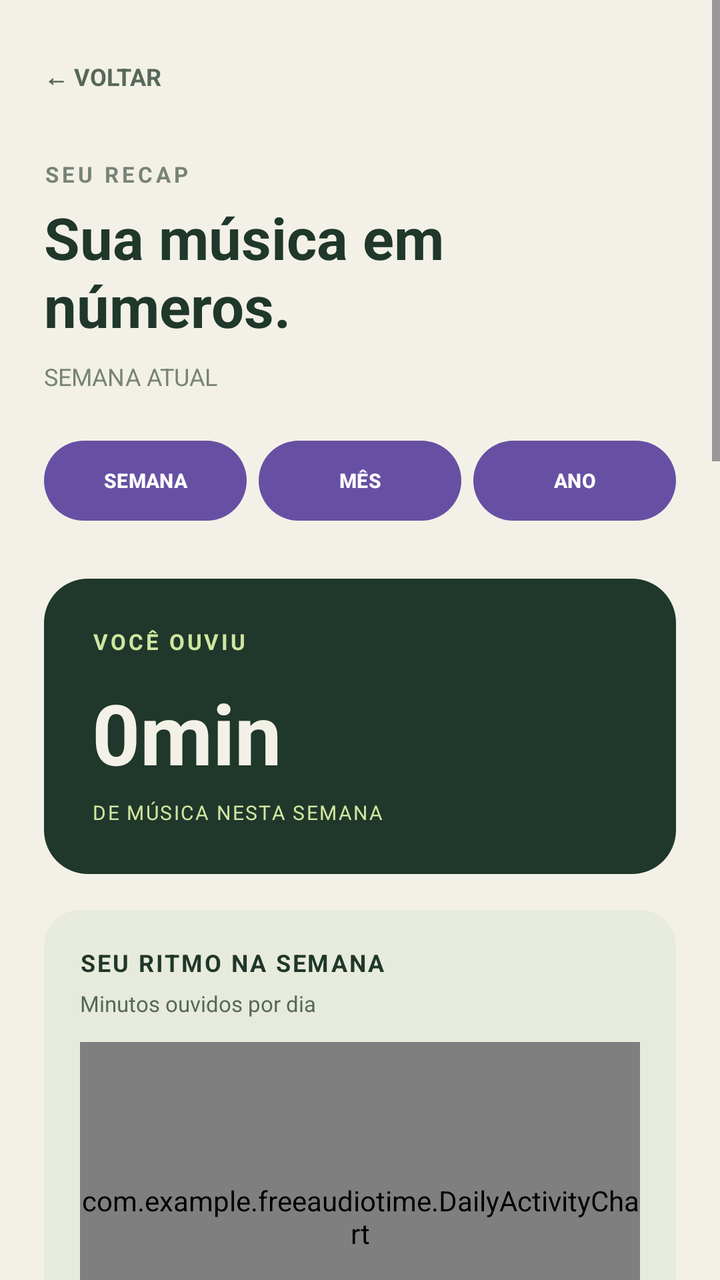
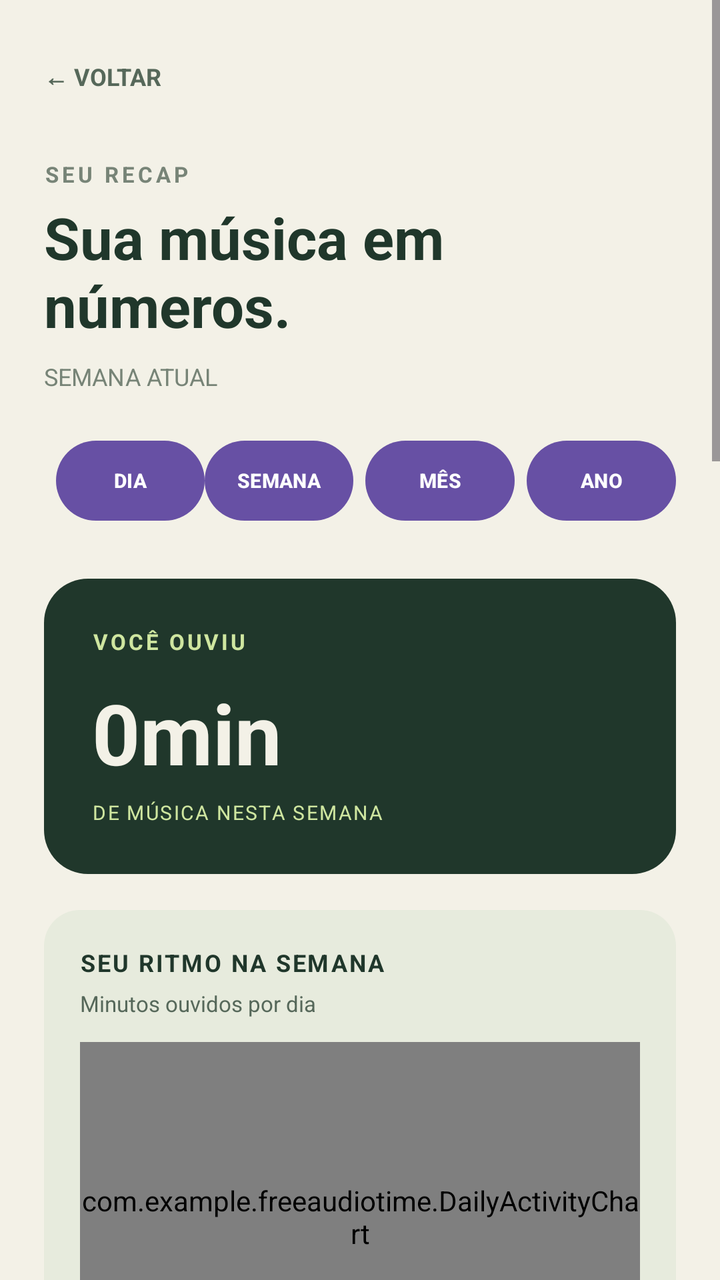

Two renders of the same Android screen: before a commit and after it. Below are the layout's source before the change and the commit's diff.
<!-- AndroidManifest.xml: application theme Theme.FreeAudioTime -->
<!-- res/layout/activity_recap.xml -->
<?xml version="1.0" encoding="utf-8"?>
<ScrollView xmlns:android="http://schemas.android.com/apk/res/android"
    android:layout_width="match_parent"
    android:layout_height="match_parent"
    android:background="@color/app_background"
    android:fillViewport="true"
    android:id="@+id/recapScroll">

    <LinearLayout
        android:layout_width="match_parent"
        android:layout_height="wrap_content"
        android:orientation="vertical"
        android:padding="22dp">

        <TextView
            android:id="@+id/backButton"
            android:layout_width="wrap_content"
            android:layout_height="wrap_content"
            android:text="← VOLTAR"
            android:textColor="@color/text_secondary"
            android:textSize="12sp"
            android:textStyle="bold"
            android:paddingTop="8dp"
            android:paddingBottom="8dp" />

        <TextView
            android:layout_width="wrap_content"
            android:layout_height="wrap_content"
            android:layout_marginTop="25dp"
            android:text="SEU RECAP"
            android:textColor="@color/text_muted"
            android:textSize="11sp"
            android:textStyle="bold"
            android:letterSpacing="0.15" />

        <TextView
            android:layout_width="match_parent"
            android:layout_height="wrap_content"
            android:layout_marginTop="5dp"
            android:text="Sua música em números."
            android:textColor="@color/text_primary"
            android:textSize="29sp"
            android:textStyle="bold" />

        <TextView
            android:id="@+id/weekPeriod"
            android:layout_width="wrap_content"
            android:layout_height="wrap_content"
            android:layout_marginTop="8dp"
            android:text="SEMANA ATUAL"
            android:textColor="@color/text_muted"
            android:textSize="12sp" />

        <LinearLayout
            android:layout_width="match_parent"
            android:layout_height="wrap_content"
            android:layout_marginTop="20dp"
            android:orientation="horizontal">

            <Button
                android:id="@+id/periodWeek"
                android:layout_width="0dp"
                android:layout_height="48dp"
                android:layout_weight="1"
                android:text="SEMANA"
                android:textSize="10sp"
                android:textStyle="bold"
                android:minWidth="0dp"
                android:padding="2dp" />

            <Button
                android:id="@+id/periodMonth"
                android:layout_width="0dp"
                android:layout_height="48dp"
                android:layout_weight="1"
                android:layout_marginStart="6dp"
                android:text="MÊS"
                android:textSize="10sp"
                android:textStyle="bold"
                android:minWidth="0dp"
                android:padding="2dp" />

            <Button
                android:id="@+id/periodYear"
                android:layout_width="0dp"
                android:layout_height="48dp"
                android:layout_weight="1"
                android:layout_marginStart="6dp"
                android:text="ANO"
                android:textSize="10sp"
                android:textStyle="bold"
                android:minWidth="0dp"
                android:padding="2dp" />

        </LinearLayout>

        
        <LinearLayout
            android:layout_width="match_parent"
            android:layout_height="wrap_content"
            android:layout_marginTop="25dp"
            android:background="@drawable/bg_card_dark"
            android:orientation="vertical"
            android:padding="24dp">

            <TextView
                android:layout_width="wrap_content"
                android:layout_height="wrap_content"
                android:text="VOCÊ OUVIU"
                android:textColor="@color/accent_soft"
                android:textSize="11sp"
                android:textStyle="bold"
                android:letterSpacing="0.12" />

            <TextView
                android:id="@+id/weeklyTotal"
                android:layout_width="match_parent"
                android:layout_height="wrap_content"
                android:layout_marginTop="10dp"
                android:text="0min"
                android:textColor="@color/text_on_dark"
                android:textSize="42sp"
                android:textStyle="bold" />

            <TextView
                android:id="@+id/periodTotalDescription"
                android:layout_width="wrap_content"
                android:layout_height="wrap_content"
                android:layout_marginTop="5dp"
                android:text="DE MÚSICA NESTA SEMANA"
                android:textColor="@color/accent_soft"
                android:textSize="10sp"
                android:letterSpacing="0.08" />

        </LinearLayout>

        
        <LinearLayout
            android:layout_width="match_parent"
            android:layout_height="wrap_content"
            android:layout_marginTop="18dp"
            android:background="@drawable/bg_card_light"
            android:orientation="vertical"
            android:padding="18dp">

            <TextView
                android:id="@+id/chartTitle"
                android:layout_width="wrap_content"
                android:layout_height="wrap_content"
                android:text="SEU RITMO NA SEMANA"
                android:textColor="@color/text_primary"
                android:textSize="12sp"
                android:textStyle="bold"
                android:letterSpacing="0.08" />

            <TextView
                android:id="@+id/chartSubtitle"
                android:layout_width="wrap_content"
                android:layout_height="wrap_content"
                android:layout_marginTop="5dp"
                android:text="Minutos ouvidos por dia"
                android:textColor="@color/text_secondary"
                android:textSize="11sp" />

            <com.example.freeaudiotime.DailyActivityChart
                android:id="@+id/dailyActivityChart"
                android:layout_width="match_parent"
                android:layout_height="175dp"
                android:layout_marginTop="12dp" />

        </LinearLayout>

        
        <LinearLayout
            android:layout_width="match_parent"
            android:layout_height="wrap_content"
            android:layout_marginTop="14dp"
            android:background="@drawable/bg_card_yellow"
            android:orientation="vertical"
            android:padding="20dp">

            <TextView
                android:id="@+id/bestDayTitle"
                android:layout_width="wrap_content"
                android:layout_height="wrap_content"
                android:text="SEU DIA MAIS MUSICAL"
                android:textColor="@color/text_yellow"
                android:textSize="10sp"
                android:textStyle="bold"
                android:letterSpacing="0.12" />

            <TextView
                android:id="@+id/bestDayName"
                android:layout_width="match_parent"
                android:layout_height="wrap_content"
                android:layout_marginTop="10dp"
                android:text="QUARTA-FEIRA"
                android:textColor="@color/text_primary"
                android:textSize="25sp"
                android:textStyle="bold" />

            <TextView
                android:id="@+id/bestDayTime"
                android:layout_width="wrap_content"
                android:layout_height="wrap_content"
                android:layout_marginTop="4dp"
                android:text="2h 34min"
                android:textColor="@color/text_primary"
                android:textSize="19sp"
                android:textStyle="bold" />

            <TextView
                android:id="@+id/bestDayDescription"
                android:layout_width="match_parent"
                android:layout_height="wrap_content"
                android:layout_marginTop="8dp"
                android:text="Seu dia com mais música nos últimos 7 dias."
                android:textColor="@color/text_yellow"
                android:textSize="11sp" />

        </LinearLayout>

        
        <LinearLayout
            android:id="@+id/weeklyComparison"
            android:layout_width="match_parent"
            android:layout_height="wrap_content"
            android:layout_marginTop="14dp"
            android:background="@drawable/bg_card_dark"
            android:orientation="vertical"
            android:padding="20dp">

            <TextView
                android:layout_width="wrap_content"
                android:layout_height="wrap_content"
                android:text="EM RELAÇÃO À SEMANA PASSADA"
                android:textColor="@color/accent_soft"
                android:textSize="10sp"
                android:textStyle="bold"
                android:letterSpacing="0.08" />

            <TextView
                android:id="@+id/weeklyDifference"
                android:layout_width="match_parent"
                android:layout_height="wrap_content"
                android:layout_marginTop="12dp"
                android:text="+24%"
                android:textColor="@color/text_on_dark"
                android:textSize="34sp"
                android:textStyle="bold" />

            <TextView
                android:id="@+id/weeklyDifferenceDescription"
                android:layout_width="match_parent"
                android:layout_height="wrap_content"
                android:layout_marginTop="4dp"
                android:text="Você ouviu mais música nesta semana."
                android:textColor="@color/accent_soft"
                android:textSize="12sp" />

            <View
                android:layout_width="match_parent"
                android:layout_height="1dp"
                android:layout_marginTop="16dp"
                android:layout_marginBottom="12dp"
                android:background="@color/divider_color" />

            <LinearLayout
                android:layout_width="match_parent"
                android:layout_height="wrap_content"
                android:orientation="horizontal">

                <TextView
                    android:layout_width="0dp"
                    android:layout_height="wrap_content"
                    android:layout_weight="1"
                    android:text="Esta semana"
                    android:textColor="@color/accent_soft"
                    android:textSize="12sp" />

                <TextView
                    android:id="@+id/currentWeekTime"
                    android:layout_width="wrap_content"
                    android:layout_height="wrap_content"
                    android:text="0min"
                    android:textColor="@color/text_on_dark"
                    android:textStyle="bold"
                    android:textSize="12sp" />

            </LinearLayout>

            <LinearLayout
                android:layout_width="match_parent"
                android:layout_height="wrap_content"
                android:layout_marginTop="10dp"
                android:orientation="horizontal">

                <TextView
                    android:layout_width="0dp"
                    android:layout_height="wrap_content"
                    android:layout_weight="1"
                    android:text="Semana passada"
                    android:textColor="@color/accent_soft"
                    android:textSize="12sp" />

                <TextView
                    android:id="@+id/previousWeekTime"
                    android:layout_width="wrap_content"
                    android:layout_height="wrap_content"
                    android:text="0min"
                    android:textColor="@color/text_on_dark"
                    android:textStyle="bold"
                    android:textSize="12sp" />

            </LinearLayout>

        </LinearLayout>

        
        <TextView
            android:layout_width="wrap_content"
            android:layout_height="wrap_content"
            android:layout_marginTop="30dp"
            android:text="SEUS DESTAQUES"
            android:textColor="@color/text_primary"
            android:textSize="17sp"
            android:textStyle="bold" />

        <LinearLayout
            android:layout_width="match_parent"
            android:layout_height="wrap_content"
            android:layout_marginTop="14dp"
            android:background="@drawable/bg_card_yellow"
            android:orientation="vertical"
            android:padding="18dp">

            <TextView
                android:id="@+id/artistPeriodTitle"
                android:layout_width="wrap_content"
                android:layout_height="wrap_content"
                android:text="ARTISTA DA SEMANA"
                android:textColor="@color/text_yellow"
                android:textSize="10sp"
                android:textStyle="bold" />

            <TextView
                android:id="@+id/weeklyArtist"
                android:layout_width="match_parent"
                android:layout_height="wrap_content"
                android:layout_marginTop="6dp"
                android:text="Nenhum artista"
                android:textColor="@color/text_primary"
                android:textSize="22sp"
                android:textStyle="bold" />

            <de.hdodenhof.circleimageview.CircleImageView
                android:id="@+id/weeklyArtistImage"
                android:layout_width="110dp"
                android:layout_height="110dp"
                android:layout_marginTop="12dp"
                android:scaleType="centerCrop"
                android:contentDescription="foto do artista mais ouvido"
                android:src="@drawable/ic_launcher_foreground" />

            <View
                android:layout_width="match_parent"
                android:layout_height="1dp"
                android:layout_marginTop="16dp"
                android:layout_marginBottom="16dp"
                android:background="@color/text_yellow" />

            <TextView
                android:id="@+id/trackPeriodTitle"
                android:layout_width="wrap_content"
                android:layout_height="wrap_content"
                android:text="MÚSICA DA SEMANA"
                android:textColor="@color/text_yellow"
                android:textSize="10sp"
                android:textStyle="bold" />

            <TextView
                android:id="@+id/weeklyTrack"
                android:layout_width="match_parent"
                android:layout_height="wrap_content"
                android:layout_marginTop="6dp"
                android:text="Nenhuma música"
                android:textColor="@color/text_primary"
                android:textSize="17sp"
                android:textStyle="bold" />

        </LinearLayout>

        
        <LinearLayout
            android:layout_width="match_parent"
            android:layout_height="wrap_content"
            android:layout_marginTop="14dp"
            android:background="@drawable/bg_card_dark"
            android:orientation="vertical"
            android:padding="20dp">

            <TextView
                android:layout_width="wrap_content"
                android:layout_height="wrap_content"
                android:text="01 — TOP ARTISTAS"
                android:textColor="@color/accent_soft"
                android:textSize="11sp"
                android:textStyle="bold" />

            <TextView
                android:id="@+id/weeklyTopArtists"
                android:layout_width="match_parent"
                android:layout_height="wrap_content"
                android:layout_marginTop="15dp"
                android:text="Nenhum artista registrado"
                android:textColor="@color/text_on_dark"
                android:textSize="14sp"
                android:lineSpacingExtra="10dp" />

        </LinearLayout>

        
        <LinearLayout
            android:layout_width="match_parent"
            android:layout_height="wrap_content"
            android:layout_marginTop="12dp"
            android:background="@drawable/bg_card_light"
            android:orientation="vertical"
            android:padding="20dp">

            <TextView
                android:layout_width="wrap_content"
                android:layout_height="wrap_content"
                android:text="02 — TOP MÚSICAS"
                android:textColor="@color/accent_soft"
                android:textSize="11sp"
                android:textStyle="bold" />

            <LinearLayout
                android:id="@+id/weeklyTopTracks"
                android:layout_width="match_parent"
                android:layout_height="wrap_content"
                android:layout_marginTop="15dp"
                android:orientation="vertical">

            </LinearLayout>

        </LinearLayout>

        <Button
            android:id="@+id/exportRecapButton"
            android:layout_width="match_parent"
            android:layout_height="58dp"
            android:layout_marginTop="20dp"
            android:backgroundTint="@color/card_dark"
            android:text="SALVAR RECAP COMO IMAGEM"
            android:textColor="@color/text_on_dark"
            android:textStyle="bold" />

        
        <TextView
            android:layout_width="wrap_content"
            android:layout_height="wrap_content"
            android:layout_marginTop="25dp"
            android:layout_marginBottom="10dp"
            android:text="CADA MINUTO CONTA."
            android:textColor="@color/text_muted"
            android:textSize="10sp"
            android:textStyle="bold"
            android:letterSpacing="0.12" />

    </LinearLayout>
</ScrollView>
<!-- resources referenced by this layout -->
<resources>
  <color name="accent_soft">#CFE6A0</color>
  <color name="app_background">#F3F1E7</color>
  <color name="card_dark">#20372B</color>
  <color name="divider_color">#D1D8C8</color>
  <color name="text_muted">#778477</color>
  <color name="text_on_dark">#F3F1E7</color>
  <color name="text_primary">#20372B</color>
  <color name="text_secondary">#56685A</color>
  <color name="text_yellow">#47652F</color>
  <!-- drawable bg_card_dark (drawable) -->
  <?xml version="1.0" encoding="utf-8"?>
  <shape xmlns:android="http://schemas.android.com/apk/res/android">
      <solid android:color="@color/card_dark" />
      <corners android:radius="22dp" />
  </shape>
  <!-- drawable bg_card_light (drawable) -->
  <?xml version="1.0" encoding="utf-8"?>
  <shape xmlns:android="http://schemas.android.com/apk/res/android">
      <solid android:color="@color/card_light" />
      <corners android:radius="18dp" />
  </shape>
  <!-- drawable bg_card_yellow (drawable) -->
  <?xml version="1.0" encoding="utf-8"?>
  <shape xmlns:android="http://schemas.android.com/apk/res/android">
      <solid android:color="@color/card_yellow" />
      <corners android:radius="18dp" />
  </shape>
  <!-- drawable ic_launcher_foreground (drawable) -->
  <vector xmlns:android="http://schemas.android.com/apk/res/android"
      xmlns:aapt="http://schemas.android.com/aapt"
      android:width="108dp"
      android:height="108dp"
      android:viewportWidth="108"
      android:viewportHeight="108">
      <path android:pathData="M31,63.928c0,0 6.4,-11 12.1,-13.1c7.2,-2.6 26,-1.4 26,-1.4l38.1,38.1L107,108.928l-32,-1L31,63.928z">
          <aapt:attr name="android:fillColor">
              <gradient
                  android:endX="85.84757"
                  android:endY="92.4963"
                  android:startX="42.9492"
                  android:startY="49.59793"
                  android:type="linear">
                  <item
                      android:color="#44000000"
                      android:offset="0.0" />
                  <item
                      android:color="#00000000"
                      android:offset="1.0" />
              </gradient>
          </aapt:attr>
      </path>
      <path
          android:fillColor="#FFFFFF"
          android:fillType="nonZero"
          android:pathData="M65.3,45.828l3.8,-6.6c0.2,-0.4 0.1,-0.9 -0.3,-1.1c-0.4,-0.2 -0.9,-0.1 -1.1,0.3l-3.9,6.7c-6.3,-2.8 -13.4,-2.8 -19.7,0l-3.9,-6.7c-0.2,-0.4 -0.7,-0.5 -1.1,-0.3C38.8,38.328 38.7,38.828 38.9,39.228l3.8,6.6C36.2,49.428 31.7,56.028 31,63.928h46C76.3,56.028 71.8,49.428 65.3,45.828zM43.4,57.328c-0.8,0 -1.5,-0.5 -1.8,-1.2c-0.3,-0.7 -0.1,-1.5 0.4,-2.1c0.5,-0.5 1.4,-0.7 2.1,-0.4c0.7,0.3 1.2,1 1.2,1.8C45.3,56.528 44.5,57.328 43.4,57.328L43.4,57.328zM64.6,57.328c-0.8,0 -1.5,-0.5 -1.8,-1.2s-0.1,-1.5 0.4,-2.1c0.5,-0.5 1.4,-0.7 2.1,-0.4c0.7,0.3 1.2,1 1.2,1.8C66.5,56.528 65.6,57.328 64.6,57.328L64.6,57.328z"
          android:strokeWidth="1"
          android:strokeColor="#00000000" />
  </vector>
  <style name="Theme.FreeAudioTime" parent="Base.Theme.FreeAudioTime" />
  <color name="card_light">#E7EBDD</color>
  <color name="card_yellow">#EDE8D2</color>
  <style name="Base.Theme.FreeAudioTime" parent="Theme.Material3.DayNight.NoActionBar">
          
          
      </style>
</resources>

<!-- the commit's change to res/layout/activity_recap.xml (unified diff, before → after) -->
@@ -58,6 +58,18 @@
             android:orientation="horizontal">
 
             <Button
+                android:id="@+id/periodDay"
+                android:layout_width="0dp"
+                android:layout_height="48dp"
+                android:layout_weight="1"
+                android:layout_marginStart="6dp"
+                android:text="DIA"
+                android:textSize="10sp"
+                android:textStyle="bold"
+                android:minWidth="0dp"
+                android:padding="2dp" />
+
+            <Button
                 android:id="@+id/periodWeek"
                 android:layout_width="0dp"
                 android:layout_height="48dp"
@@ -91,6 +103,40 @@
                 android:textStyle="bold"
                 android:minWidth="0dp"
                 android:padding="2dp" />
+
+        </LinearLayout>
+
+        <LinearLayout
+            android:id="@+id/dayDateSelector"
+            android:layout_width="match_parent"
+            android:layout_height="wrap_content"
+            android:layout_marginTop="12dp"
+            android:orientation="horizontal"
+            android:visibility="gone">
+
+            <EditText
+                android:id="@+id/dayDateInput"
+                android:layout_width="0dp"
+                android:layout_height="48dp"
+                android:layout_weight="1"
+                android:hint="DD/MM/AAAA"
+                android:inputType="phone"
+                android:digits="0123456789/"
+                android:singleLine="true"
+                android:paddingStart="12dp"
+                android:paddingEnd="12dp"
+                android:textColor="@color/text_primary"
+                android:textColorHint="@color/text_muted"
+                android:background="@drawable/bg_card_light" />
+
+            <Button
+                android:id="@+id/dayCalendarButton"
+                android:layout_width="wrap_content"
+                android:layout_height="48dp"
+                android:layout_marginStart="8dp"
+                android:text="CALENDÁRIO"
+                android:textSize="10sp"
+                android:minWidth="0dp" />
 
         </LinearLayout>
 
